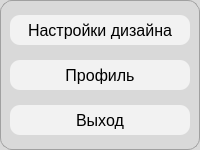
Before: the Qt Designer form grape/src/settingsmenu/settingsmenu.ui in rotat1ck/grape, drawn with Qt 5.
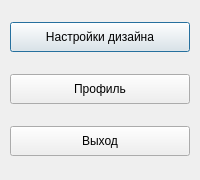
After: the same form once the commit is applied.

Diff of the .ui file:
```diff
--- a/grape/src/settingsmenu/settingsmenu.ui
+++ b/grape/src/settingsmenu/settingsmenu.ui
@@ -7,7 +7,7 @@
     <x>0</x>
     <y>0</y>
     <width>200</width>
-    <height>150</height>
+    <height>180</height>
    </rect>
   </property>
   <property name="windowTitle">
@@ -16,13 +16,17 @@
   <property name="styleSheet">
    <string notr="true">QDialog {
     background-color: #D9D9D9;
-	border: 1px solid #A0A0A0;
-	border-radius: 12px;
+    border: 1px solid #A0A0A0;
+    border-radius: 35px;
+}
+/* Чтобы кнопки не вылезали за скругленные углы */
+QDialog &gt; QWidget {
+    border-radius: 35px;
 }
 QPushButton {
     background-color: #F2F2F2;
-    border-radius: 10px;
-    font-family: 'Julius Sans One';
+    border-radius: 15px;
+    font-family: 'Comfortaa';
     font-size: 16px;
     color: #000000;
     padding: 5px;
```
